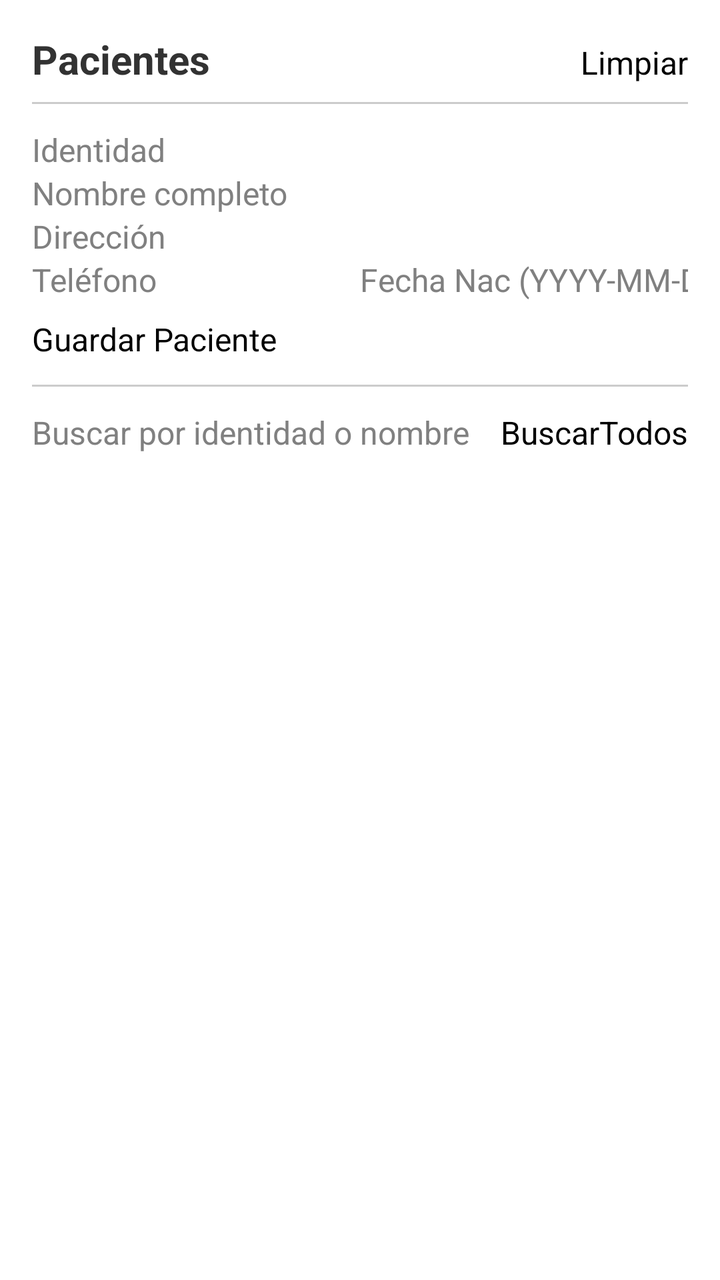
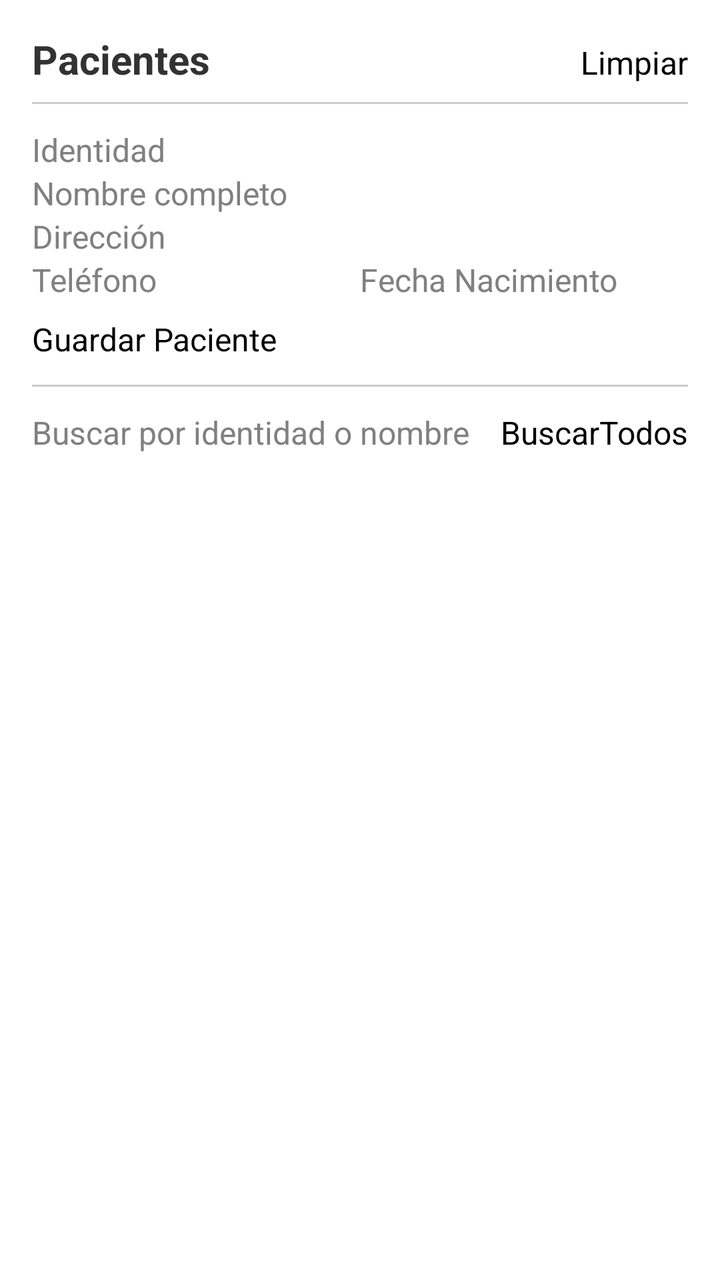

Compare the two renders of this Android layout. The source of the first and the diff that turns it into the second are given below.
<!-- AndroidManifest.xml: application theme android:Theme.Holo.Light -->
<!-- res/layout/activity_pacientes.xml -->
<?xml version="1.0" encoding="utf-8"?>
<LinearLayout xmlns:android="http://schemas.android.com/apk/res/android"
    android:layout_width="match_parent"
    android:layout_height="match_parent"
    android:orientation="vertical"
    android:padding="16dp">

    
    <LinearLayout
        android:layout_width="match_parent"
        android:layout_height="wrap_content"
        android:orientation="horizontal">

        <TextView
            android:layout_width="wrap_content"
            android:layout_height="wrap_content"
            android:text="Pacientes"
            android:textSize="20sp"
            android:textStyle="bold" />

        <View
            android:layout_width="0dp"
            android:layout_height="1dp"
            android:layout_weight="1" />

        <Button
            android:id="@+id/btnLimpiar"
            android:layout_width="wrap_content"
            android:layout_height="wrap_content"
            android:text="Limpiar" />
    </LinearLayout>

    <View
        android:layout_width="match_parent"
        android:layout_height="1dp"
        android:layout_marginTop="8dp"
        android:layout_marginBottom="12dp"
        android:background="#CCCCCC" />

    
    <EditText
        android:id="@+id/etIdentidad"
        android:layout_width="match_parent"
        android:layout_height="wrap_content"
        android:hint="Identidad "
        android:inputType="text" />

    <EditText
        android:id="@+id/etNombre"
        android:layout_width="match_parent"
        android:layout_height="wrap_content"
        android:hint="Nombre completo"
        android:inputType="text" />

    <EditText
        android:id="@+id/etDireccion"
        android:layout_width="match_parent"
        android:layout_height="wrap_content"
        android:hint="Dirección"
        android:inputType="text" />

    <LinearLayout
        android:layout_width="match_parent"
        android:layout_height="wrap_content"
        android:orientation="horizontal">

        <EditText
            android:id="@+id/etTelefono"
            android:layout_width="0dp"
            android:layout_height="wrap_content"
            android:layout_weight="1"
            android:hint="Teléfono"
            android:inputType="phone" />

        <EditText
            android:id="@+id/etFechaNac"
            android:layout_width="0dp"
            android:layout_height="wrap_content"
            android:layout_weight="1"
            android:hint="Fecha Nac (YYYY-MM-DD)"
            android:inputType="date" />
    </LinearLayout>

    <Button
        android:id="@+id/btnGuardar"
        android:layout_width="match_parent"
        android:layout_height="wrap_content"
        android:layout_marginTop="8dp"
        android:text="Guardar Paciente" />

    <View
        android:layout_width="match_parent"
        android:layout_height="1dp"
        android:layout_marginTop="12dp"
        android:layout_marginBottom="12dp"
        android:background="#CCCCCC" />

    
    <LinearLayout
        android:layout_width="match_parent"
        android:layout_height="wrap_content"
        android:orientation="horizontal">

        <EditText
            android:id="@+id/etBuscar"
            android:layout_width="0dp"
            android:layout_height="wrap_content"
            android:layout_weight="1"
            android:hint="Buscar por identidad o nombre" />

        <Button
            android:id="@+id/btnBuscar"
            android:layout_width="wrap_content"
            android:layout_height="wrap_content"
            android:text="Buscar" />

        <Button
            android:id="@+id/btnListar"
            android:layout_width="wrap_content"
            android:layout_height="wrap_content"
            android:text="Todos" />
    </LinearLayout>

    
    <ListView
        android:id="@+id/lvPacientes"
        android:layout_width="match_parent"
        android:layout_height="0dp"
        android:layout_weight="1"
        android:layout_marginTop="8dp" />

</LinearLayout>
<!-- resources referenced by this layout -->
<resources>

</resources>

<!-- the commit's change to res/layout/activity_pacientes.xml (unified diff, before → after) -->
@@ -77,7 +77,7 @@
             android:layout_width="0dp"
             android:layout_height="wrap_content"
             android:layout_weight="1"
-            android:hint="Fecha Nac (YYYY-MM-DD)"
+            android:hint="Fecha Nacimiento"
             android:inputType="date" />
     </LinearLayout>
 
